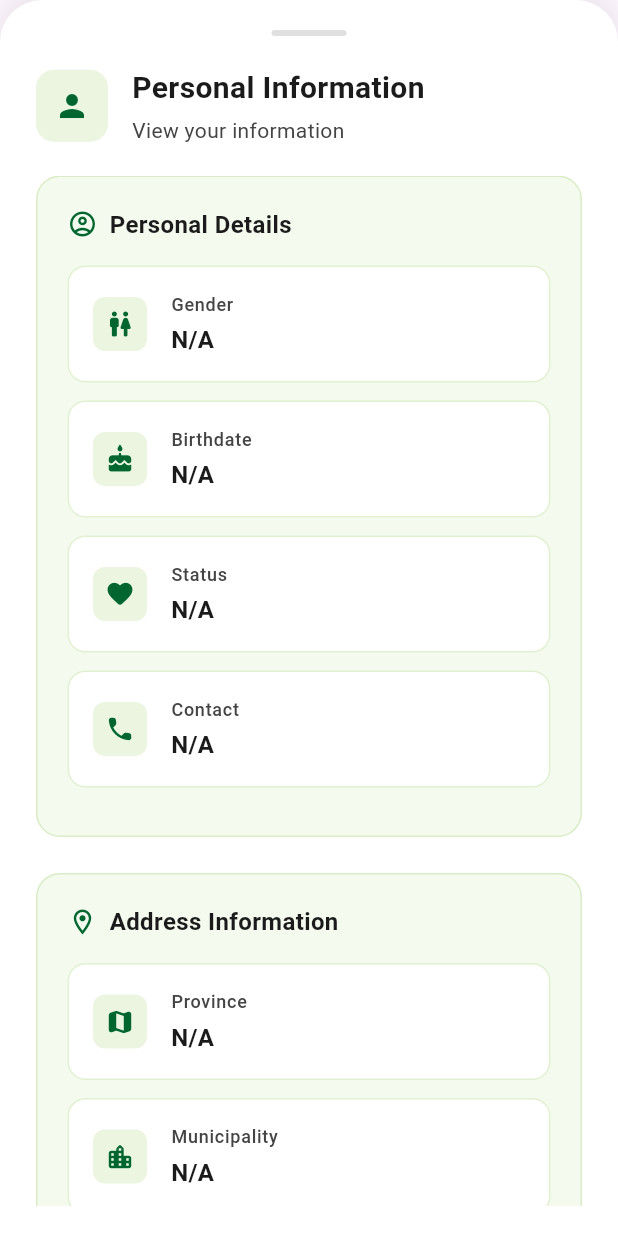
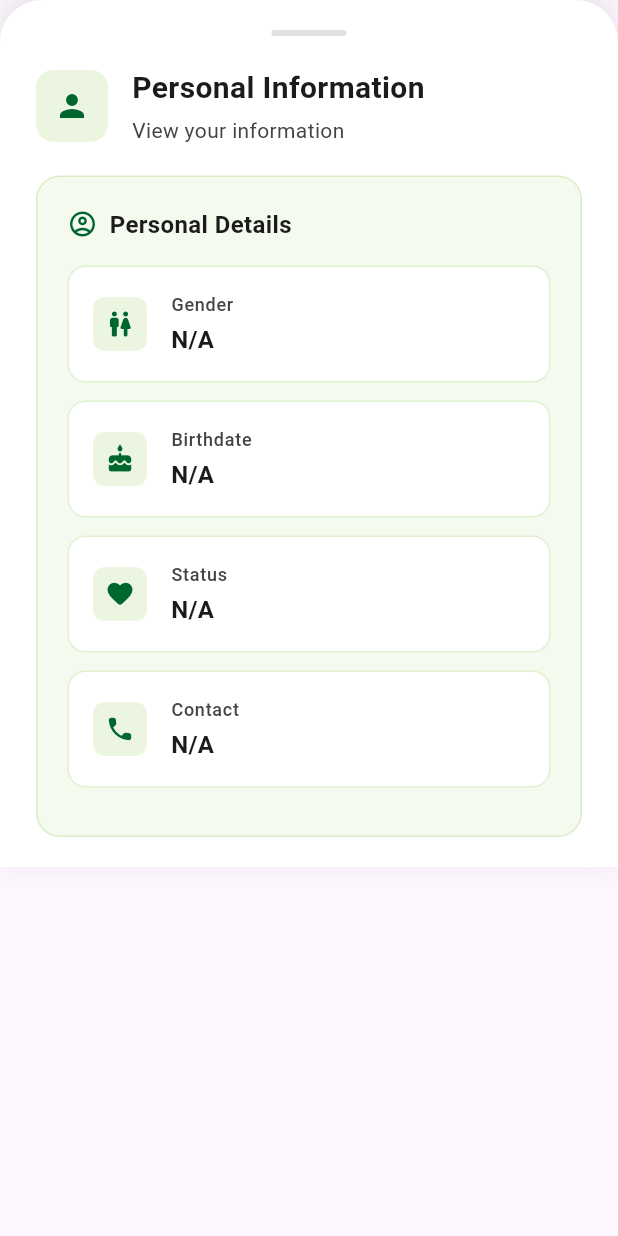
Before and after one commit to kaisachy/goat_tracer_app, a Flutter app: the PersonalInformationModal widget shown alone on an empty page, opened directly with empty values, on a phone screen of 412 x 824 dp. Run offline on Flutter 3.47's test engine with Material 3 defaults, Android fonts, the phone set to English and light mode, and no system bars; our stand-ins replace flutter_secure_storage, font_awesome_flutter, image_picker, shared_preferences; accounts and stored records are empty; network calls fail.

Commit message:
fix farmer profile and farm details

```diff
--- a/lib/models/profile.dart
+++ b/lib/models/profile.dart
@@ -6,9 +6,6 @@ class Farmer {
   final String gender;
   final String maritalStatus;
   final String contactNumber;
-  final String province;
-  final String municipality;
-  final String barangay;
 
   Farmer({
     required this.id,
@@ -18,9 +15,6 @@ class Farmer {
     required this.gender,
     required this.maritalStatus,
     required this.contactNumber,
-    required this.province,
-    required this.municipality,
-    required this.barangay,
   });
 
   factory Farmer.fromJson(Map<String, dynamic> json) {
@@ -32,9 +26,6 @@ class Farmer {
       gender: json['gender'],
       maritalStatus: json['marital_status'],
       contactNumber: json['contact_number'],
-      province: json['province'],
-      municipality: json['municipality'],
-      barangay: json['barangay'],
     );
   }
 }
@@ -47,6 +38,7 @@ class FarmDetail {
   final String farmClassification;
   final double farmLandArea;
   final String cooperativeAffiliation;
+  final String farmLocation;
 
   FarmDetail({
     required this.id,
@@ -56,6 +48,7 @@ class FarmDetail {
     required this.farmClassification,
     required this.farmLandArea,
     required this.cooperativeAffiliation,
+    required this.farmLocation,
   });
 
   factory FarmDetail.fromJson(Map<String, dynamic> json) {
@@ -67,6 +60,7 @@ class FarmDetail {
       farmClassification: json['farm_classification'],
       farmLandArea: (json['farm_land_area'] as num).toDouble(),
       cooperativeAffiliation: json['cooperative_affiliation'],
+      farmLocation: json['farm_location'],
     );
   }
 }
--- a/lib/screens/nav/profile/modals/personal_information_modal.dart
+++ b/lib/screens/nav/profile/modals/personal_information_modal.dart
@@ -126,10 +126,6 @@ class _PersonalInformationModalState extends State<PersonalInformationModal> wit
     birthdateController.text = data?['birthdate'] ?? '';
     statusController.text = data?['marital_status'] ?? '';
     contactController.text = data?['contact_number'] ?? '';
-    provinceController.text = data?['province'] ?? '';
-    muniController.text = data?['municipality'] ?? '';
-    brgyController.text = data?['barangay'] ?? '';
-
     _selectedGender = data?['gender'];
     _selectedStatus = data?['marital_status'];
   }
@@ -373,40 +369,6 @@ class _PersonalInformationModalState extends State<PersonalInformationModal> wit
                   ],
                 ],
               ),
-              const SizedBox(height: 24),
-              _buildSection(
-                title: 'Address Information',
-                icon: Icons.location_on_outlined,
-                children: [
-                  if (widget.isEditingMode) ...[
-                    _buildTextField(
-                      controller: provinceController,
-                      label: 'Province',
-                      icon: Icons.map_rounded,
-                      validator: (value) => value?.isEmpty == true ? 'Province is required' : null,
-                    ),
-                    const SizedBox(height: 16),
-                    _buildTextField(
-                      controller: muniController,
-                      label: 'Municipality',
-                      icon: Icons.location_city_rounded,
-                      validator: (value) => value?.isEmpty == true ? 'Municipality is required' : null,
-                    ),
-                    const SizedBox(height: 16),
-                    _buildTextField(
-                      controller: brgyController,
-                      label: 'Barangay',
-                      icon: Icons.home_rounded,
-                      validator: (value) => value?.isEmpty == true ? 'Barangay is required' : null,
-                    ),
-                  ] else ...[
-                    _buildModernInfoTile('Province', _personalInformation?['province'] ?? 'N/A', Icons.map_rounded),
-                    _buildModernInfoTile('Municipality', _personalInformation?['municipality'] ?? 'N/A', Icons.location_city_rounded),
-                    _buildModernInfoTile('Barangay', _personalInformation?['barangay'] ?? 'N/A', Icons.home_rounded),
-                  ],
-                ],
-              ),
-              const SizedBox(height: 32),
             ],
           ),
         ),
@@ -716,9 +678,6 @@ class _PersonalInformationModalState extends State<PersonalInformationModal> wit
         'birthdate': birthdateController.text.trim(),
         'marital_status': statusController.text.trim(),
         'contact_number': contactController.text.trim(),
-        'province': provinceController.text.trim(),
-        'municipality': muniController.text.trim(),
-        'barangay': brgyController.text.trim(),
       };
 
       bool success;
--- a/lib/screens/nav/profile/profile_screen.dart
+++ b/lib/screens/nav/profile/profile_screen.dart
@@ -565,8 +565,10 @@ class _ProfileScreenState extends State<ProfileScreen> with TickerProviderStateM
     );
   }
 
-  Widget _buildModernProfileHeader(Map<String, dynamic>? profile, Map<String, dynamic>? farmDetails) {
-    final hasProfilePicture = profile?['profile_picture'] != null && profile!['profile_picture'].isNotEmpty;
+  Widget _buildModernProfileHeader(
+      Map<String, dynamic>? profile, Map<String, dynamic>? farmDetails) {
+    final hasProfilePicture =
+        profile?['profile_picture'] != null && profile!['profile_picture'].isNotEmpty;
 
     ImageProvider? backgroundImage;
     if (_imageFile != null) {
@@ -760,8 +762,8 @@ class _ProfileScreenState extends State<ProfileScreen> with TickerProviderStateM
     child: _buildInfoCard(
     icon: Icons.location_on_outlined,
     iconColor: Colors.green,
-                  title: 'Address',
-                  value: _formatAddress(profile),
+    title: 'Farm Location',
+    value: _formatFarmLocation(farmDetails),
     ),
     ),
     const SizedBox(width: 12),
@@ -842,16 +844,12 @@ class _ProfileScreenState extends State<ProfileScreen> with TickerProviderStateM
     );
   }
 
-  String _formatAddress(Map<String, dynamic>? profile) {
-    final barangay = profile?['barangay'] ?? '';
-    final municipality = profile?['municipality'] ?? '';
-    final province = profile?['province'] ?? '';
-
-    final parts = [barangay, municipality, province]
-        .where((part) => part.isNotEmpty)
-        .toList();
-
-    return parts.isEmpty ? 'No address provided' : parts.join(', ');
+  String _formatFarmLocation(Map<String, dynamic>? farmDetails) {
+    final farmLocation = farmDetails?['farm_location'];
+    if (farmLocation == null || farmLocation.toString().isEmpty) {
+      return 'Location not specified';
+    }
+    return farmLocation.toString();
   }
 
   String _formatFarmSize(Map<String, dynamic>? farmDetails) {
```
Also changed, not shown: lib/screens/nav/profile/modals/farm_details_modal.dart (+15 -1 lines). Lines whose indentation alone changed are shown as unchanged.
